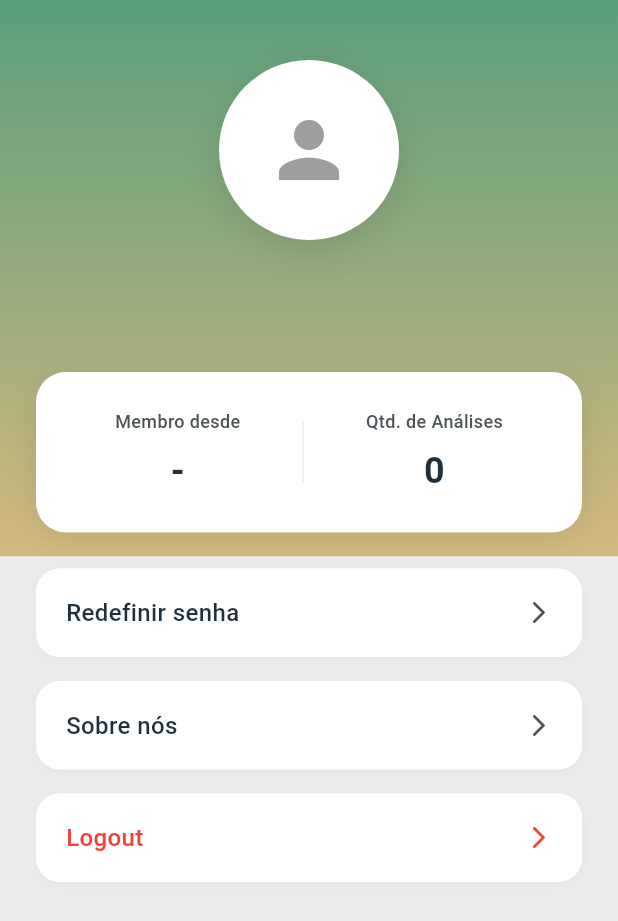
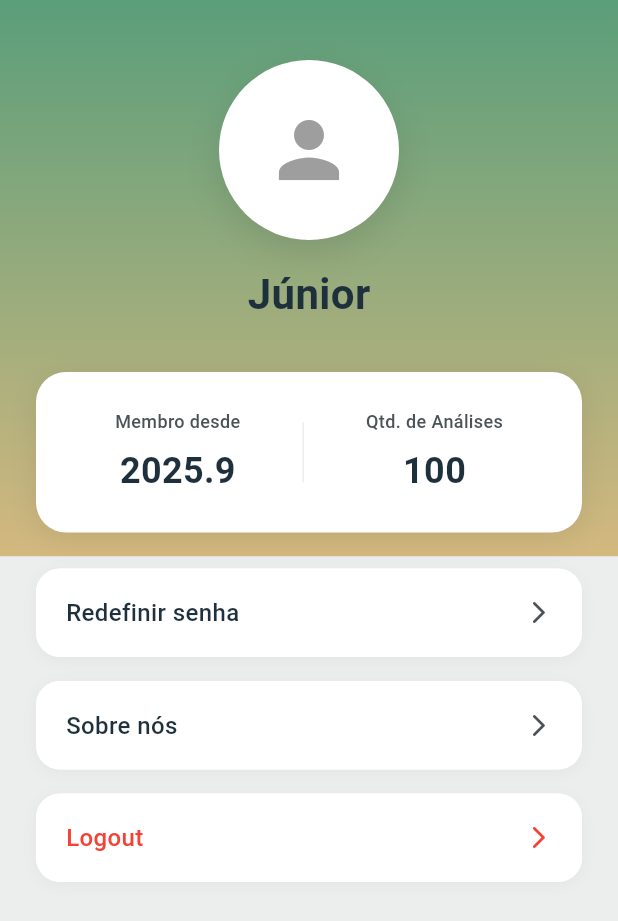
Before and after one commit to CyberNomads404/seediq_app, a Flutter app: the ProfilePage screen opened directly, on a phone screen of 412 x 824 dp. Shown: the top 921 px of the screen. Run offline on Flutter 3.47's test engine with Material 3 defaults, Android fonts, the phone set to English and light mode, and no system bars; our stand-ins replace dio, envied, equatable, flutter_riverpod, flutter_secure_storage, image_picker and 3 more; missing offline and left inert: validatorless; accounts and stored records are empty; generated files the repository leaves out were written again; network calls fail.

```diff
--- a/lib/src/ui/tabs/screens/profile/profile_page.dart
+++ b/lib/src/ui/tabs/screens/profile/profile_page.dart
@@ -23,7 +23,6 @@ class _ProfilePageState extends ConsumerState<ProfilePage> {
   Widget build(BuildContext context) {
     final state = ref.watch(profileViewModelProvider);
     final viewModel = ref.read(profileViewModelProvider.notifier);
-    final user = state.user;
 
     return Scaffold(
       body: Stack(
@@ -61,57 +60,16 @@ class _ProfilePageState extends ConsumerState<ProfilePage> {
                       ),
                     ],
                   ),
-                  child: ClipOval(
-                    child: Builder(
-                      builder: (context) {
-                        final avatar = ref
-                            .watch(profileViewModelProvider)
-                            .user
-                            ?.avatarUrl;
-                        if (avatar == null || avatar.isEmpty) {
-                          return const Center(
-                            child: Icon(
-                              Icons.person,
-                              size: 60,
-                              color: Color(0xFF9E9E9E),
-                            ),
-                          );
-                        }
-
-                        return Image.network(
-                          avatar,
-                          width: 120,
-                          height: 120,
-                          fit: BoxFit.cover,
-                          loadingBuilder: (context, child, loadingProgress) {
-                            if (loadingProgress == null) return child;
-                            return const Center(
-                              child: SizedBox(
-                                width: 28,
-                                height: 28,
-                                child: CircularProgressIndicator(
-                                  strokeWidth: 2,
-                                ),
-                              ),
-                            );
-                          },
-                          errorBuilder: (context, error, stackTrace) =>
-                              const Center(
-                                child: Icon(
-                                  Icons.person,
-                                  size: 60,
-                                  color: Color(0xFF9E9E9E),
-                                ),
-                              ),
-                        );
-                      },
-                    ),
+                  child: const Icon(
+                    Icons.person,
+                    size: 60,
+                    color: Color(0xFF9E9E9E),
                   ),
                 ),
                 const SizedBox(height: 16),
 
                 Text(
-                  user?.name ?? '',
+                  state.user?.name ?? 'Júnior',
                   style: const TextStyle(
                     fontSize: 28,
                     fontWeight: FontWeight.bold,
@@ -143,9 +101,7 @@ class _ProfilePageState extends ConsumerState<ProfilePage> {
                       children: [
                         _buildStatItem(
                           'Membro desde',
-                          user?.createdAt != null
-                              ? "${user!.createdAt.year.toString()}.${user.createdAt.month.toString().padLeft(2, '0')}"
-                              : '-',
+                          '2025.9',
                         ),
                         Container(
                           width: 1,
@@ -154,10 +110,7 @@ class _ProfilePageState extends ConsumerState<ProfilePage> {
                         ),
                         _buildStatItem(
                           'Qtd. de Análises',
-                          user?.dashboard != null
-                              ? user!.dashboard!.quantityClassifications
-                                    .toString()
-                              : '0',
+                          '100',
                         ),
                       ],
                     ),
@@ -173,13 +126,15 @@ class _ProfilePageState extends ConsumerState<ProfilePage> {
                         _buildMenuItem(
                           icon: Icons.lock_outline,
                           title: 'Redefinir senha',
-                          onTap: () {},
+                          onTap: () {
+                          },
                         ),
                         const SizedBox(height: 16),
                         _buildMenuItem(
                           icon: Icons.info_outline,
                           title: 'Sobre nós',
-                          onTap: () {},
+                          onTap: () {
+                          },
                         ),
                         const SizedBox(height: 16),
                         _buildMenuItem(
@@ -196,13 +151,11 @@ class _ProfilePageState extends ConsumerState<ProfilePage> {
                                 ),
                                 actions: [
                                   TextButton(
-                                    onPressed: () =>
-                                        Navigator.pop(context, false),
+                                    onPressed: () => Navigator.pop(context, false),
                                     child: const Text('Cancelar'),
                                   ),
                                   TextButton(
-                                    onPressed: () =>
-                                        Navigator.pop(context, true),
+                                    onPressed: () => Navigator.pop(context, true),
                                     child: const Text(
                                       'Sair',
                                       style: TextStyle(color: Colors.red),
```
